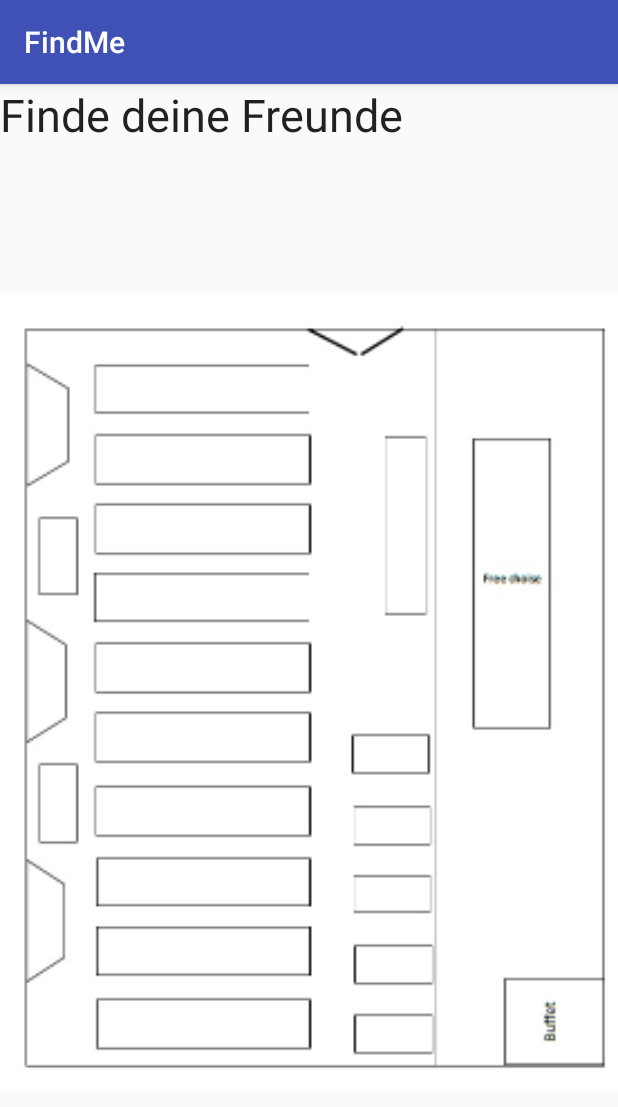
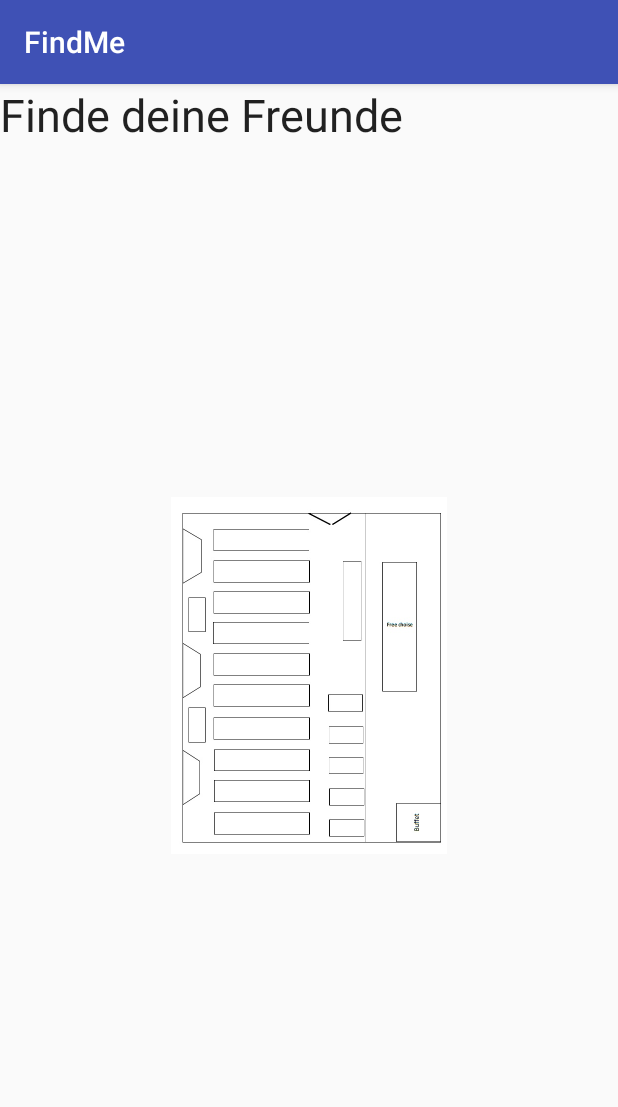
Before and after one commit to 0wncl0ud/MobProPro, an Android app: the Karte screen opened directly, with no data from a screen before it, on a phone screen of 412 x 824 dp. Shown: the top 1107 px of the screen. Run offline under Robolectric (Android 15) with nearby library versions, the phone set to English and light mode, and no system bars.

Commit message:
xml angepasst bugfix

```diff
--- a/TeamSRMF/app/src/main/res/layout/activity_karte.xml
+++ b/TeamSRMF/app/src/main/res/layout/activity_karte.xml
@@ -18,8 +18,8 @@
 
 
     <ImageView
-        android:layout_width="fill_parent"
-        android:layout_height="fill_parent"
+        android:layout_width="wrap_content"
+        android:layout_height="wrap_content"
         android:layout_weight="90"
         android:layout_gravity="center"
         android:id="@+id/imageView" />
--- a/TeamSRMF/app/src/main/res/layout/activity_meine_position.xml
+++ b/TeamSRMF/app/src/main/res/layout/activity_meine_position.xml
@@ -17,10 +17,10 @@
         android:weightSum="100">
 
         <ImageView
-            android:layout_width="fill_parent"
-            android:layout_height="fill_parent"
+            android:layout_width="wrap_content"
+            android:layout_height="wrap_content"
             android:layout_gravity="center"
-            android:layout_weight="85"
+            android:layout_weight="100"
             android:id="@+id/imageViewMeinePosition" />
 
         <Button
```
